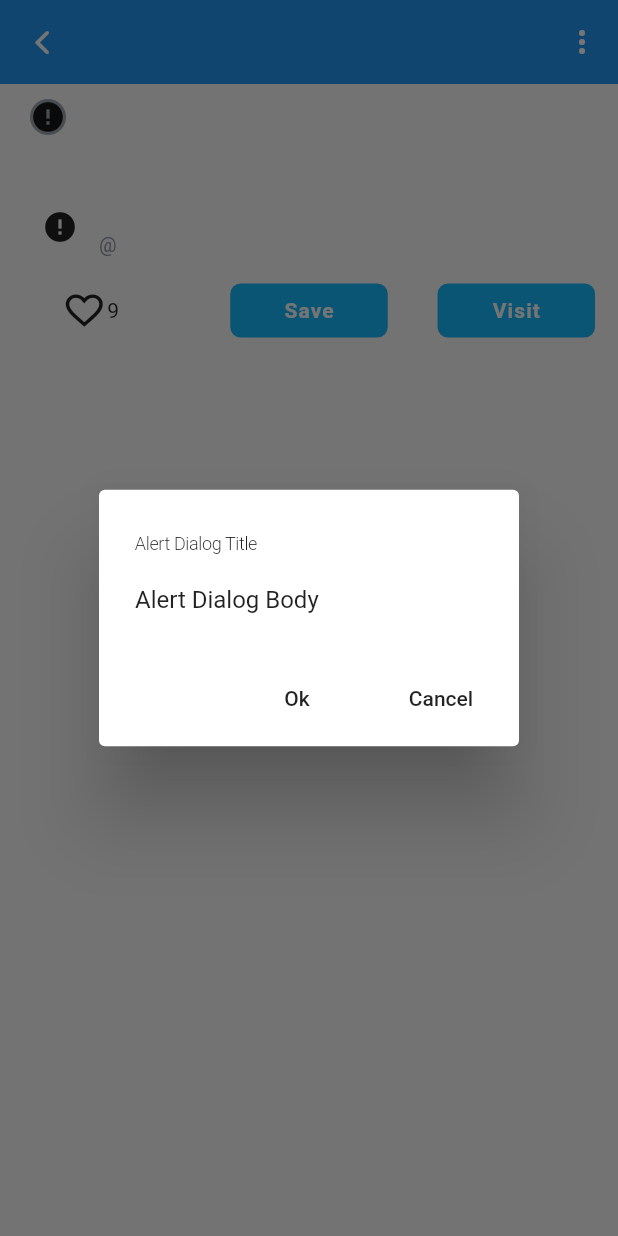
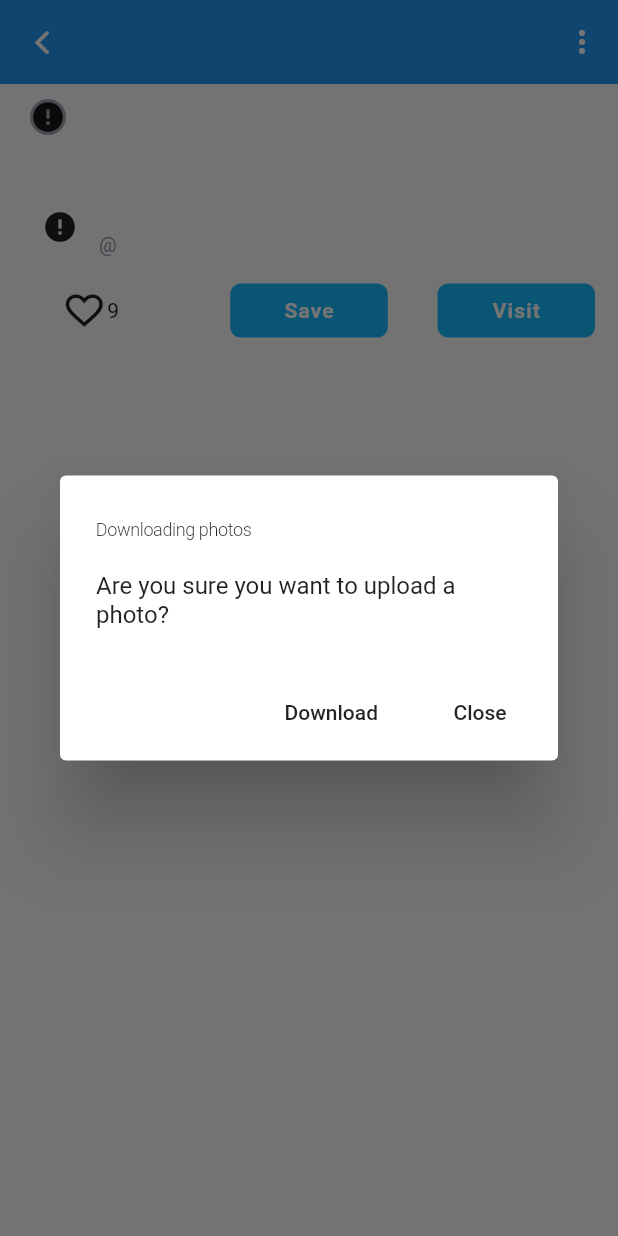
Before and after one commit to skill-branch-froggee/skill_branch_flutter, a Flutter app: the FullScreenImage screen opened directly with empty values, after a tap on "10", after a tap on "Save", on a phone screen of 412 x 824 dp. Run offline on Flutter 3.47's test engine with Material 2 defaults, Android fonts, the phone set to English and light mode, and no system bars; drawn by our look-alikes of cached_network_image; our stand-ins replace gallery_saver; network calls fail.

Commit message:
hometask_5

```diff
--- a/lib/screens/home.dart
+++ b/lib/screens/home.dart
@@ -3,7 +3,7 @@ import 'package:flutter/material.dart';
 import 'package:flutter/widgets.dart';
 import 'package:FlutterGalleryApp/res/app_icons.dart';
 
-import 'demo_screen.dart';
+//import 'demo_screen.dart';
 import 'feed_screen.dart';
 
 class Home extends StatefulWidget {
--- a/lib/screens/photo_screen.dart
+++ b/lib/screens/photo_screen.dart
@@ -5,6 +5,7 @@ import 'package:flutter/material.dart';
 
 import 'package:FlutterGalleryApp/res/res.dart';
 import 'package:FlutterGalleryApp/widgets/widgets.dart';
+import 'package:gallery_saver/gallery_saver.dart';
 
 class FullScreenImageArguments {
   final String photo;
@@ -139,19 +140,23 @@ class FullScreenImageState extends State<FullScreenImage>
                         showDialog(
                             context: context,
                             builder: (context) => AlertDialog(
-                                  title: Text("Alert Dialog Title"),
-                                  content: Text("Alert Dialog Body"),
+                                  title: Text("Downloading photos"),
+                                  content: Text(
+                                      "Are you sure you want to upload a photo?"),
                                   actions: <Widget>[
+                                    FlatButton(
+                                        onPressed: () {
+                                          GallerySaver.saveImage(widget.photo)
+                                              .then((bool success) {
+                                            Navigator.of(context).pop();
+                                          });
+                                        },
+                                        child: Text('Download')),
                                     FlatButton(
                                         onPressed: () {
                                           Navigator.of(context).pop();
                                         },
-                                        child: Text('Ok')),
-                                    FlatButton(
-                                        onPressed: () {
-                                          Navigator.of(context).pop();
-                                        },
-                                        child: Text('Cancel')),
+                                        child: Text('Close')),
                                   ],
                                 ));
                       }),
--- a/pubspec.yaml
+++ b/pubspec.yaml
@@ -28,6 +28,8 @@ dependencies:
 
   cupertino_icons: ^0.1.3
   cached_network_image: ^2.2.0+1
+  gallery_saver: ^2.0.1
+  connectivity: ^0.4.9+2
 
 dev_dependencies:
   flutter_test:
```
Also changed, not shown: pubspec.lock.
